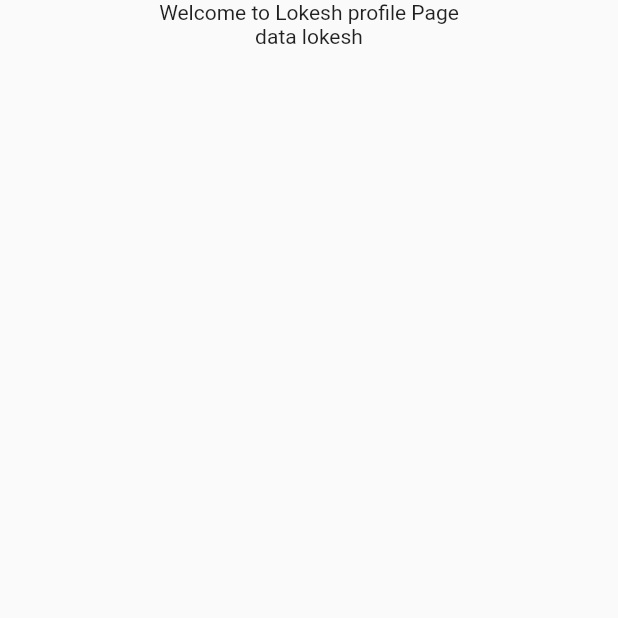
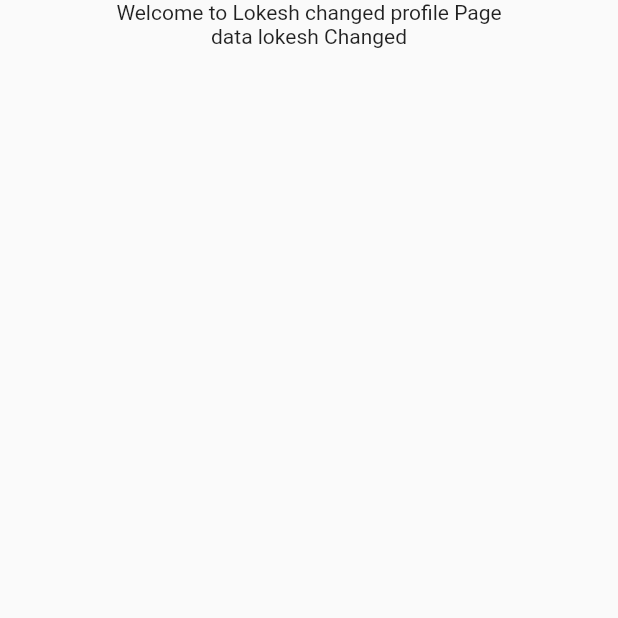
Before and after one commit to lokeshbsyelloskye/demo_repository, a Flutter app: the ProfileScreen screen opened directly, on a phone screen of 412 x 824 dp, the top half of it. Run offline on Flutter 3.47's test engine with Material 2 defaults, Android fonts, the phone set to English and light mode, and no system bars.

Commit message:
Lokesh 1st change

```diff
--- a/lib/profile.dart
+++ b/lib/profile.dart
@@ -14,8 +14,8 @@ class _ProfileScreenState extends State<ProfileScreen> {
       body: Center(
         child: Column(
           children: const [
-            Text("Welcome to Lokesh profile Page"),
-            Text('data lokesh'),
+            Text("Welcome to Lokesh changed profile Page"),
+            Text('data lokesh Changed'),
           ],
         ),
       ),
```
